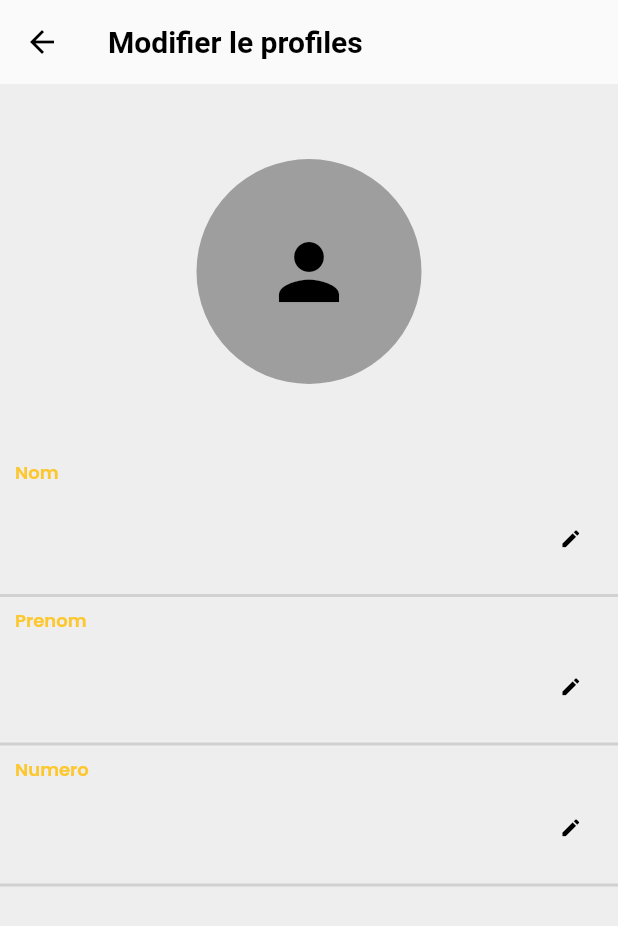
After one commit to mooosmad/igname, a Flutter app: the ProfilePage screen opened directly, on a phone screen of 412 x 824 dp. The commit adds this screen. Shown: the top 926 px of the screen. Run offline on Flutter 3.47's test engine with Material 2 defaults, Android fonts, the phone set to English and light mode, and no system bars; our stand-ins replace animated_splash_screen, auto_animated, bottom_navy_bar, fluttertoast, geocoding, get and 8 more; missing offline and left inert: google_static_maps_controller, map_picker; accounts and stored records are empty; network calls fail; project files that could hold a hidden picture were left out.

Commit message:
update files

```diff
--- a/igname_li/lib/controller/controller.dart
+++ b/igname_li/lib/controller/controller.dart
@@ -2,7 +2,6 @@ import 'package:flutter/material.dart';
 import 'package:get/get.dart';
 import 'package:igname_li/models/user.dart';
 import 'package:igname_li/services/api_services.dart';
-import 'package:igname_li/services/config.dart';
 
 class GetUserDataController extends GetxController {
   final user = Rx<User?>(null);
--- a/igname_li/lib/services/config.dart
+++ b/igname_li/lib/services/config.dart
@@ -1,3 +1,5 @@
+// ignore_for_file: library_prefixes
+
 import "package:geocoding/geocoding.dart" as geo;
 import 'dart:math' as Math;
 
@@ -14,7 +16,8 @@ class Config {
     List<geo.Placemark> placemarks =
         await geo.placemarkFromCoordinates(lat, long);
 
-    var quartier = "${placemarks[0].locality!},${placemarks[0].subLocality!}";
+    var quartier =
+        "${placemarks[0].locality!},${placemarks[0].street},${placemarks[0].subLocality!}";
     return quartier;
   }
 
--- a/igname_li/lib/utils/anim.dart
+++ b/igname_li/lib/utils/anim.dart
@@ -1,3 +1,5 @@
+// ignore_for_file: library_private_types_in_public_api
+
 import 'package:flutter/material.dart';
 
 class BoxAnim extends StatefulWidget {
--- a/igname_li/lib/views/widgets/homepage.dart
+++ b/igname_li/lib/views/widgets/homepage.dart
@@ -75,7 +75,7 @@ class _HomepageState extends State<Homepage> {
                     Padding(
                       padding: const EdgeInsets.all(8.0),
                       child: Text(
-                        "Bienvenue ${controller.user.value!.nom}",
+                        "Bienvenue ${controller.user.value!.prenom}",
                         textAlign: TextAlign.start,
                         style: Theme.of(context).textTheme.headline1,
                       ),
@@ -152,7 +152,7 @@ class _HomepageState extends State<Homepage> {
                   mainAxisAlignment: MainAxisAlignment.spaceAround,
                   children: [
                     Text(
-                      "${titles[index]}",
+                      titles[index],
                       style: Theme.of(context).textTheme.bodyText1,
                     ),
                     images[index],
--- /dev/null
+++ b/igname_li/lib/views/widgets/profile.dart
@@ -0,0 +1,198 @@
+import 'package:flutter/material.dart';
+import 'package:get/get.dart';
+import 'package:igname_li/components/loading.dart';
+import 'package:igname_li/controller/controller.dart';
+
+class ProfilePage extends StatefulWidget {
+  const ProfilePage({Key? key}) : super(key: key);
+
+  @override
+  State<ProfilePage> createState() => _ProfilePageState();
+}
+
+class _ProfilePageState extends State<ProfilePage> {
+  bool load = false;
+  Widget _arrow() {
+    return Icon(
+      Icons.mode,
+      size: 15.0,
+      color: Get.isDarkMode ? Colors.white : Colors.black,
+    );
+  }
+
+  @override
+  Widget build(BuildContext context) {
+    final controller = Get.find<GetUserDataController>();
+    return Obx(() {
+      return load
+          ? const Loading()
+          : Scaffold(
+              appBar: AppBar(
+                title: const Text("Modifier le profiles",
+                    style: TextStyle(fontWeight: FontWeight.bold)),
+              ),
+              body: Container(
+                color: Get.isDarkMode ? Colors.black26 : Colors.grey.shade200,
+                height: double.infinity,
+                child: ListView(
+                  shrinkWrap: true,
+                  children: [
+                    const SizedBox(height: 50),
+                    Align(
+                      alignment: Alignment.center,
+                      child: SizedBox(
+                        width: 150,
+                        height: 150,
+                        child: Container(
+                          decoration: const BoxDecoration(
+                            color: Colors.grey,
+                            shape: BoxShape.circle,
+                          ),
+                          child: const Icon(
+                            Icons.person,
+                            size: 60,
+                          ),
+                        ),
+                      ),
+                    ),
+                    // Padding(
+                    //   padding: const EdgeInsets.all(8.0),
+                    //   child: controller.user.value != null
+                    //       ? Text(
+                    //           "${controller.user.value!.prenom} ${controller.user.value!.nom}",
+                    //           style: Theme.of(context).textTheme.bodyText1,
+                    //           textAlign: TextAlign.center,
+                    //         )
+                    //       : Get.isDarkMode
+                    //           ? Shimmer.fromColors(
+                    //               baseColor: Colors.grey[800]!,
+                    //               highlightColor: Colors.grey[600]!,
+                    //               child: Container(
+                    //                 decoration: BoxDecoration(
+                    //                   borderRadius: BorderRadius.circular(10),
+                    //                   color: Colors.white,
+                    //                 ),
+                    //                 width: 80,
+                    //                 height: 10,
+                    //               ),
+                    //             )
+                    //           : Shimmer.fromColors(
+                    //               baseColor: Colors.grey[300]!,
+                    //               highlightColor: Colors.grey[100]!,
+                    //               child: Container(
+                    //                 decoration: BoxDecoration(
+                    //                   borderRadius: BorderRadius.circular(10),
+                    //                   color: Colors.white,
+                    //                 ),
+                    //                 width: 80,
+                    //                 height: 10,
+                    //               ),
+                    //             ),
+                    // ),
+                    const SizedBox(height: 50),
+                    Padding(
+                      padding: const EdgeInsets.only(left: 10),
+                      child: Text(
+                        'Nom',
+                        style: Theme.of(context).textTheme.bodyText2!.copyWith(
+                              fontSize: 12,
+                              fontWeight: FontWeight.w600,
+                              color: const Color(0xfffdc72f),
+                            ),
+                      ),
+                    ),
+                    const SizedBox(height: 5),
+                    ItemCardPro(
+                      title: controller.user.value!.nom,
+                      color: Get.isDarkMode
+                          ? Colors.black26
+                          : Colors.grey.shade200,
+                      rightWidget: _arrow(),
+                    ),
+                    const Divider(thickness: 2),
+                    Padding(
+                      padding: const EdgeInsets.only(left: 10),
+                      child: Text(
+                        'Prenom',
+                        style: Theme.of(context).textTheme.bodyText2!.copyWith(
+                              fontSize: 12,
+                              fontWeight: FontWeight.w600,
+                              color: const Color(0xfffdc72f),
+                            ),
+                      ),
+                    ),
+                    const SizedBox(height: 5),
+                    ItemCardPro(
+                      title: controller.user.value!.prenom,
+                      color: Get.isDarkMode
+                          ? Colors.black26
+                          : Colors.grey.shade200,
+                      rightWidget: _arrow(),
+                    ),
+                    const Divider(thickness: 2),
+                    Padding(
+                      padding: const EdgeInsets.only(left: 10),
+                      child: Text(
+                        'Numero',
+                        style: Theme.of(context).textTheme.bodyText2!.copyWith(
+                              fontSize: 12,
+                              fontWeight: FontWeight.w600,
+                              color: const Color(0xfffdc72f),
+                            ),
+                      ),
+                    ),
+                    ItemCardPro(
+                      title: controller.user.value!.contact,
+                      color: Get.isDarkMode
+                          ? Colors.black26
+                          : Colors.grey.shade200,
+                      rightWidget: _arrow(),
+                    ),
+                    const Divider(thickness: 2),
+                  ],
+                ),
+              ),
+            );
+    });
+  }
+}
+
+class ItemCardPro extends StatelessWidget {
+  const ItemCardPro({
+    super.key,
+    required this.title,
+    required this.color,
+    required this.rightWidget,
+  });
+
+  final Color color;
+  final String title;
+  final Widget rightWidget;
+
+  @override
+  Widget build(BuildContext context) {
+    return Container(
+      height: 60,
+      color: color,
+      child: Row(
+        mainAxisAlignment: MainAxisAlignment.spaceBetween,
+        children: <Widget>[
+          Container(
+            padding: const EdgeInsets.only(left: 10),
+            child: Text(
+              title,
+              style: Theme.of(context)
+                  .textTheme
+                  .headline2!
+                  .copyWith(fontWeight: FontWeight.normal),
+            ),
+          ),
+          Container(
+            padding: const EdgeInsets.only(right: 24),
+            child: rightWidget,
+          )
+        ],
+      ),
+    );
+  }
+}
--- a/igname_li/lib/views/widgets/settingpage.dart
+++ b/igname_li/lib/views/widgets/settingpage.dart
@@ -7,6 +7,7 @@ import 'package:igname_li/components/loading.dart';
 import 'package:igname_li/controller/controller.dart';
 import 'package:igname_li/main.dart';
 import 'package:igname_li/services/api_services.dart';
+import 'package:igname_li/views/widgets/profile.dart';
 import 'package:shimmer/shimmer.dart';
 
 class SettingPage extends StatefulWidget {
@@ -65,7 +66,11 @@ class _SettingPageState extends State<SettingPage> {
                         const SizedBox(
                           height: 10,
                         ),
-                        Padding(
+                        GestureDetector(
+                          onTap: () {
+                            Get.to(ProfilePage());
+                          },
+                          child: Padding(
                             padding: const EdgeInsets.all(8),
                             child: Row(
                               children: [
@@ -100,11 +105,13 @@ class _SettingPageState extends State<SettingPage> {
                                         : Get.isDarkMode
                                             ? Shimmer.fromColors(
                                                 baseColor: Colors.grey[800]!,
-                                              highlightColor: Colors.grey[600]!,
+                                                highlightColor:
+                                                    Colors.grey[600]!,
                                                 child: Container(
                                                   decoration: BoxDecoration(
                                                     borderRadius:
-                                                      BorderRadius.circular(10),
+                                                        BorderRadius.circular(
+                                                            10),
                                                     color: Colors.white,
                                                   ),
                                                   width: 80,
@@ -113,11 +120,13 @@ class _SettingPageState extends State<SettingPage> {
                                               )
                                             : Shimmer.fromColors(
                                                 baseColor: Colors.grey[300]!,
-                                              highlightColor: Colors.grey[100]!,
+                                                highlightColor:
+                                                    Colors.grey[100]!,
                                                 child: Container(
                                                   decoration: BoxDecoration(
                                                     borderRadius:
-                                                      BorderRadius.circular(10),
+                                                        BorderRadius.circular(
+                                                            10),
                                                     color: Colors.white,
                                                   ),
                                                   width: 80,
@@ -145,6 +154,7 @@ class _SettingPageState extends State<SettingPage> {
                                       : Colors.black,
                                 ),
                               ],
+                            ),
                           ),
                         ),
                         const Divider(thickness: 1),
```
Lines whose indentation alone changed are shown as unchanged.
